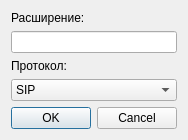
Before: the Qt Designer form AddExtensionDialog.ui in okostynchuk/Outcall, drawn with Qt 5.
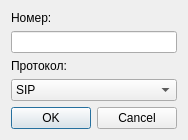
After: the same form once the commit is applied. Icons and pictures are not drawn.

Diff of the .ui file:
```diff
--- a/AddExtensionDialog.ui
+++ b/AddExtensionDialog.ui
@@ -24,7 +24,7 @@
    <item>
     <widget class="QLabel" name="label">
      <property name="text">
-      <string>Расширение:</string>
+      <string>Номер:</string>
      </property>
     </widget>
    </item>
```
Left out of the diff: 3 changed lines with no effect on the pictures.
